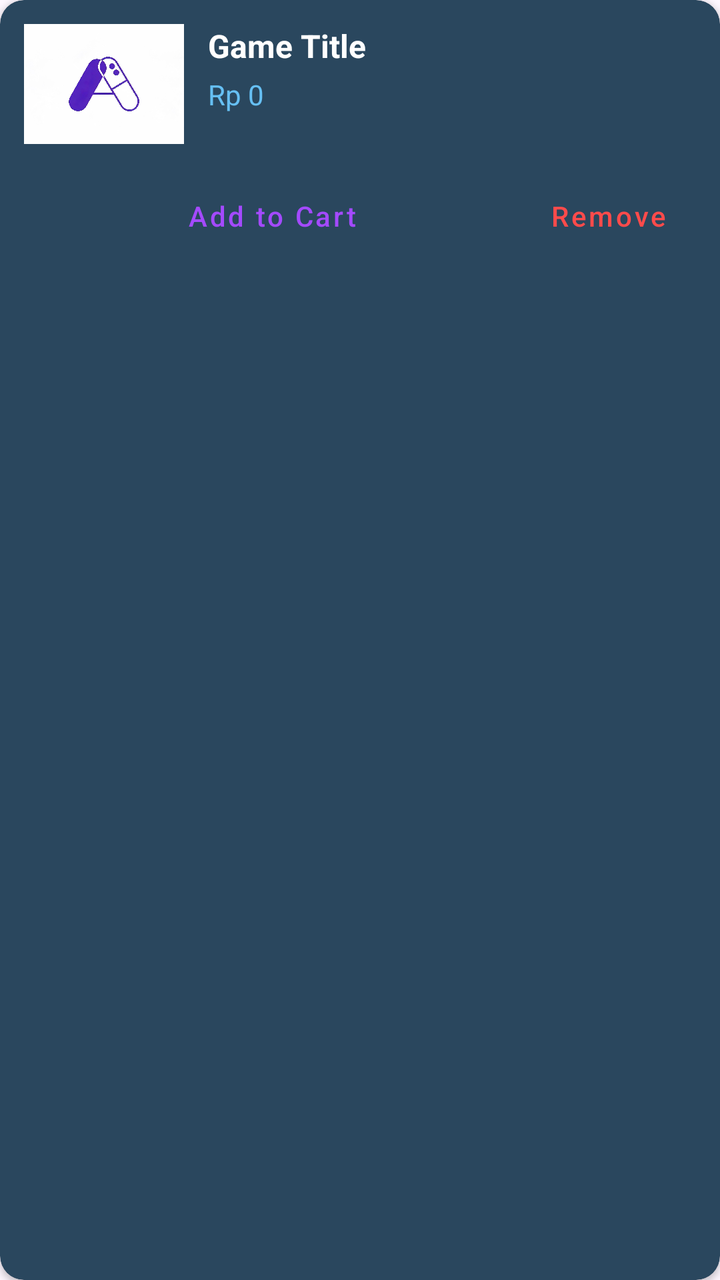
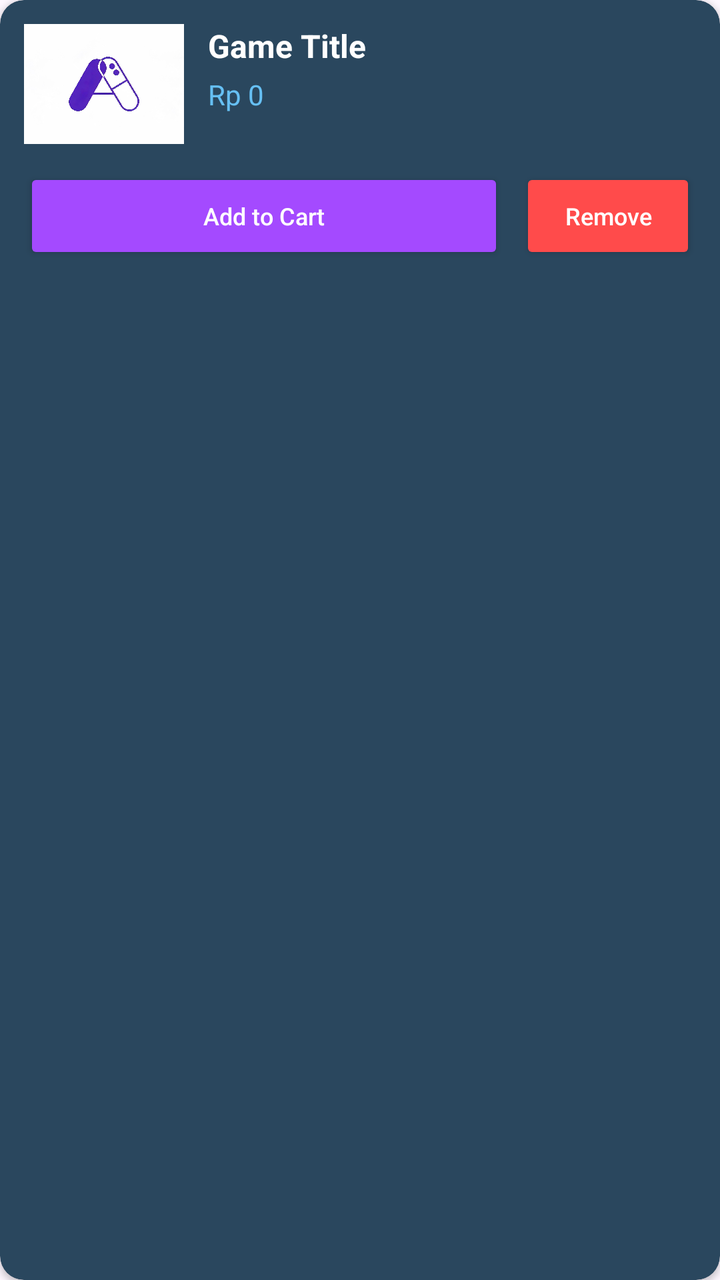

Before-and-after screenshots of an Android layout around one commit, followed by the original layout XML and the change that was made.
<!-- AndroidManifest.xml: application theme Theme.Arcadeaproject -->
<!-- res/layout/wishlist_item.xml -->
<?xml version="1.0" encoding="utf-8"?>
<androidx.cardview.widget.CardView xmlns:android="http://schemas.android.com/apk/res/android"
    xmlns:app="http://schemas.android.com/apk/res-auto"
    xmlns:tools="http://schemas.android.com/tools"
    android:layout_width="match_parent"
    android:layout_height="wrap_content"
    android:layout_marginHorizontal="16dp"
    android:layout_marginVertical="8dp"
    app:cardBackgroundColor="#2A475E"
    app:cardCornerRadius="12dp">

    <androidx.constraintlayout.widget.ConstraintLayout
        android:layout_width="match_parent"
        android:layout_height="wrap_content"
        android:padding="12dp">

        <ImageView
            android:id="@+id/iv_wishlist_img"
            android:layout_width="80dp"
            android:layout_height="60dp"
            android:scaleType="centerCrop"
            android:src="@drawable/logo_arcadea"
            app:layout_constraintStart_toStartOf="parent"
            app:layout_constraintTop_toTopOf="parent" />

        <TextView
            android:id="@+id/tv_wishlist_title"
            android:layout_width="0dp"
            android:layout_height="wrap_content"
            android:layout_marginStart="12dp"
            android:ellipsize="end"
            android:maxLines="1"
            android:text="Game Title"
            android:textColor="#FFFFFF"
            android:textSize="16sp"
            android:textStyle="bold"
            app:layout_constraintEnd_toEndOf="parent"
            app:layout_constraintStart_toEndOf="@id/iv_wishlist_img"
            app:layout_constraintTop_toTopOf="@id/iv_wishlist_img" />

        <TextView
            android:id="@+id/tv_wishlist_price"
            android:layout_width="wrap_content"
            android:layout_height="wrap_content"
            android:layout_marginTop="4dp"
            android:text="Rp 0"
            android:textColor="#66C0F4"
            android:textSize="14sp"
            app:layout_constraintStart_toStartOf="@id/tv_wishlist_title"
            app:layout_constraintTop_toBottomOf="@id/tv_wishlist_title" />

        <LinearLayout
            android:layout_width="match_parent"
            android:layout_height="wrap_content"
            android:layout_marginTop="12dp"
            android:orientation="horizontal"
            app:layout_constraintTop_toBottomOf="@id/iv_wishlist_img">

            <Button
                android:id="@+id/btn_wishlist_add_to_cart"
                style="@style/Widget.MaterialComponents.Button.TextButton"
                android:layout_width="0dp"
                android:layout_height="wrap_content"
                android:layout_weight="1"
                android:text="Add to Cart"
                android:textAllCaps="false"
                android:textColor="#A44AFF" />

            <Button
                android:id="@+id/btn_wishlist_remove"
                style="@style/Widget.MaterialComponents.Button.TextButton"
                android:layout_width="wrap_content"
                android:layout_height="wrap_content"
                android:text="Remove"
                android:textAllCaps="false"
                android:textColor="#FF4B4B" />
        </LinearLayout>

    </androidx.constraintlayout.widget.ConstraintLayout>
</androidx.cardview.widget.CardView>
<!-- resources referenced by this layout -->
<resources>
  <!-- drawable logo_arcadea: png bitmap (drawable, 459872 bytes) -->
  <style name="Theme.Arcadeaproject" parent="Base.Theme.Arcadeaproject" />
  <style name="Base.Theme.Arcadeaproject" parent="Theme.Material3.DayNight.NoActionBar">
          
          
      </style>
</resources>

<!-- the commit's change to res/layout/wishlist_item.xml (unified diff, before → after) -->
@@ -58,22 +58,27 @@
 
             <Button
                 android:id="@+id/btn_wishlist_add_to_cart"
-                style="@style/Widget.MaterialComponents.Button.TextButton"
                 android:layout_width="0dp"
                 android:layout_height="wrap_content"
                 android:layout_weight="1"
+                android:backgroundTint="#A44AFF"
                 android:text="Add to Cart"
                 android:textAllCaps="false"
-                android:textColor="#A44AFF" />
+                android:textColor="#FFFFFF"
+                android:textSize="12sp"
+                app:cornerRadius="8dp" />
 
             <Button
                 android:id="@+id/btn_wishlist_remove"
-                style="@style/Widget.MaterialComponents.Button.TextButton"
                 android:layout_width="wrap_content"
                 android:layout_height="wrap_content"
+                android:layout_marginStart="8dp"
+                android:backgroundTint="#FF4B4B"
                 android:text="Remove"
                 android:textAllCaps="false"
-                android:textColor="#FF4B4B" />
+                android:textColor="#FFFFFF"
+                android:textSize="12sp"
+                app:cornerRadius="8dp" />
         </LinearLayout>
 
     </androidx.constraintlayout.widget.ConstraintLayout>
